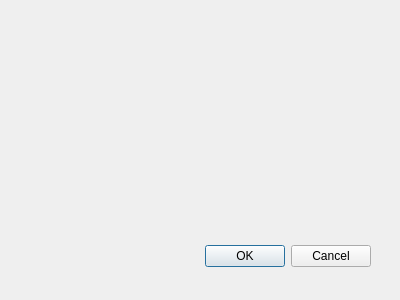
Qt form add_stud_dlg.ui (Testorator/Testik) before a commit.
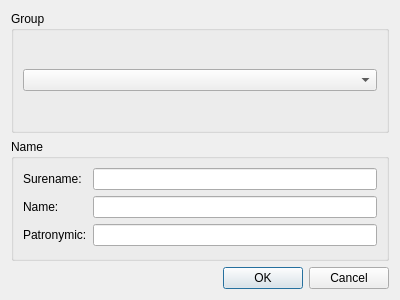
The same form after that commit.

Commit message: update add_stud_dlg

What changed in the file:
```diff
--- a/add_stud_dlg.ui
+++ b/add_stud_dlg.ui
@@ -15,22 +15,69 @@
   <property name="windowTitle">
    <string>Dialog</string>
   </property>
-  <widget name="buttonBox" class="QDialogButtonBox">
-   <property name="geometry">
-    <rect>
-     <x>30</x>
-     <y>240</y>
-     <width>341</width>
-     <height>32</height>
-    </rect>
-   </property>
-   <property name="orientation">
-    <enum>Qt::Horizontal</enum>
-   </property>
-   <property name="standardButtons">
-    <set>QDialogButtonBox::Cancel|QDialogButtonBox::Ok</set>
-   </property>
-  </widget>
+  <layout class="QGridLayout" name="gridLayout">
+   <item row="0" column="0">
+    <widget class="QGroupBox" name="groupBox_group">
+     <property name="title">
+      <string>Group</string>
+     </property>
+     <layout class="QGridLayout" name="gridLayout_2">
+      <item row="0" column="0">
+       <widget class="QComboBox" name="comboBox_Groups"/>
+      </item>
+     </layout>
+    </widget>
+   </item>
+   <item row="2" column="0">
+    <widget class="QDialogButtonBox" name="buttonBox">
+     <property name="orientation">
+      <enum>Qt::Horizontal</enum>
+     </property>
+     <property name="standardButtons">
+      <set>QDialogButtonBox::Cancel|QDialogButtonBox::Ok</set>
+     </property>
+    </widget>
+   </item>
+   <item row="1" column="0">
+    <widget class="QGroupBox" name="groupBox_Name">
+     <property name="title">
+      <string>Name</string>
+     </property>
+     <layout class="QGridLayout" name="gridLayout_3">
+      <item row="3" column="0">
+       <widget class="QLabel" name="label_3">
+        <property name="text">
+         <string>Patronymic:</string>
+        </property>
+       </widget>
+      </item>
+      <item row="0" column="0">
+       <widget class="QLabel" name="label">
+        <property name="text">
+         <string>Surename:</string>
+        </property>
+       </widget>
+      </item>
+      <item row="3" column="1">
+       <widget class="QLineEdit" name="lineEdit_Patronymic"/>
+      </item>
+      <item row="1" column="0">
+       <widget class="QLabel" name="label_2">
+        <property name="text">
+         <string>Name:</string>
+        </property>
+       </widget>
+      </item>
+      <item row="0" column="1">
+       <widget class="QLineEdit" name="lineEdit_Surename"/>
+      </item>
+      <item row="1" column="1">
+       <widget class="QLineEdit" name="lineEdit_Name"/>
+      </item>
+     </layout>
+    </widget>
+   </item>
+  </layout>
  </widget>
  <pixmapfunction/>
  <resources/>
```
Left out of the diff: 7 changed lines with no effect on the pictures. The commit also changes 2 other files.
